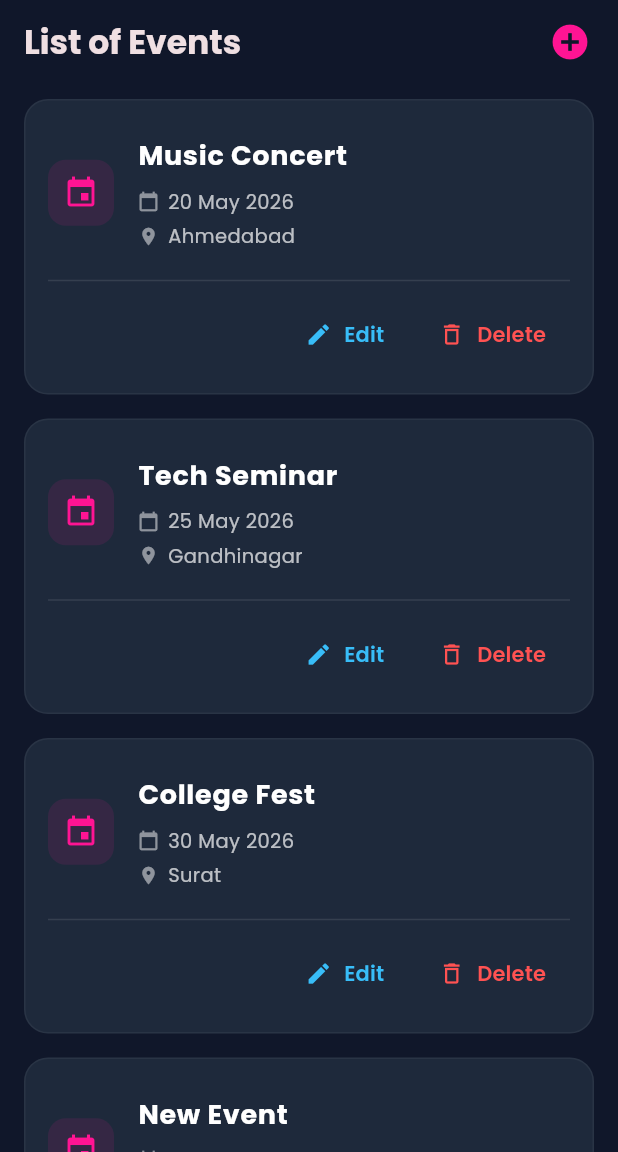
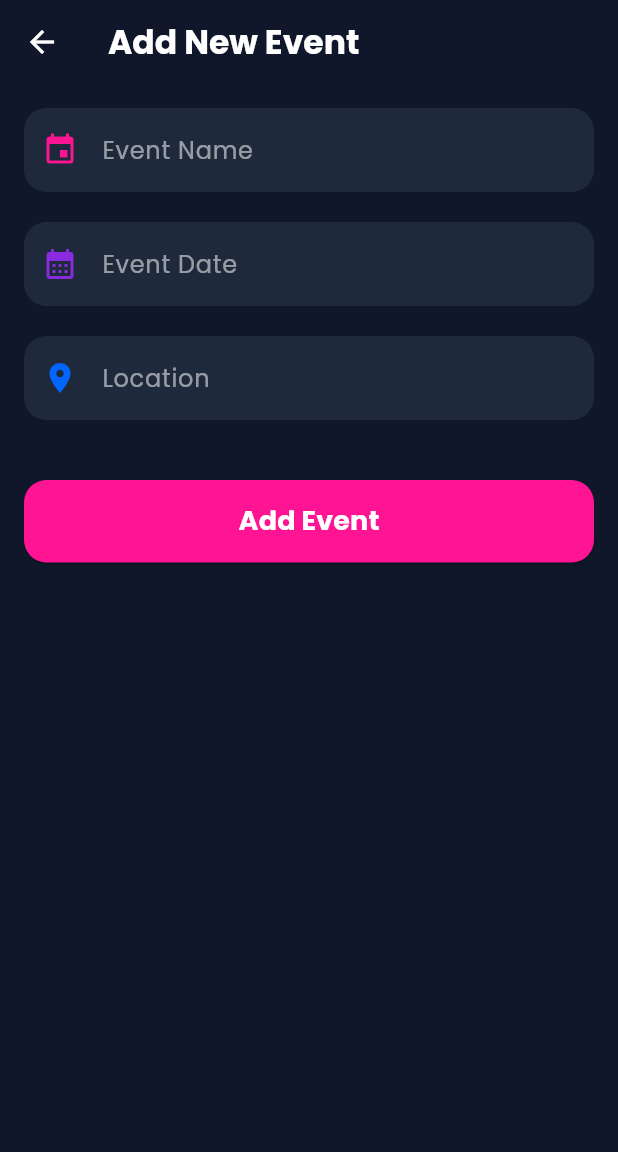
Before and after one commit to ahtisham-qureshi/flutter_event_management, a Flutter app: the screen it shows after launch, after a tap on the "add circle" icon, on a phone screen of 412 x 824 dp, the part 84-1236 px from its top. Run offline on Flutter 3.47's test engine with Material 3 defaults, Android fonts, the phone set to English and light mode, and no system bars; our stand-ins replace google_fonts.

Commit message:
AddEvent

```diff
--- a/lib/FragmentHolder.dart
+++ b/lib/FragmentHolder.dart
@@ -1,9 +1,10 @@
 import 'package:flutter/material.dart';
-import 'package:flutter_hostel_problem_resolution/Screen/Splash.dart';
+import 'Screen/Splash.dart';
 import 'package:google_fonts/google_fonts.dart';
 import 'Screen/Home.dart';
 import 'Screen/UpdateEvent.dart';
 import 'Screen/Event.dart';
+import 'Screen/AddEvent.dart';
 
 class FragmentHolder extends StatefulWidget {
   const FragmentHolder({super.key});
@@ -52,6 +53,10 @@ class _FragmentHolderState extends State<FragmentHolder> {
               );
               break;
 
+            case '/add':
+              builder = (BuildContext context) => AddEventScreen();
+              break;
+
             default:
               builder = (BuildContext context) =>
                   const Scaffold(body: Center(child: Text("Not Found!")));
--- /dev/null
+++ b/lib/Screen/AddEvent.dart
@@ -0,0 +1,190 @@
+import 'package:flutter/material.dart';
+import 'package:google_fonts/google_fonts.dart';
+import 'Event.dart'; // Make sure this path is correct based on your folder structure
+
+class AddEventScreen extends StatefulWidget {
+  const AddEventScreen({super.key});
+
+  @override
+  State<AddEventScreen> createState() => _AddEventScreenState();
+}
+
+class _AddEventScreenState extends State<AddEventScreen> {
+  // 1. Declare controllers securely
+  final TextEditingController _eventNameController = TextEditingController();
+  final TextEditingController _dateController = TextEditingController();
+  final TextEditingController _locationController = TextEditingController();
+
+  @override
+  void dispose() {
+    // 2. Prevent memory leaks!
+    _eventNameController.dispose();
+    _dateController.dispose();
+    _locationController.dispose();
+    super.dispose();
+  }
+
+  // 3. The Native Date Picker Function
+  Future<void> _selectDate(BuildContext context) async {
+    final DateTime? pickedDate = await showDatePicker(
+      context: context,
+      initialDate: DateTime.now(),
+      firstDate: DateTime.now(), // Prevents picking past dates
+      lastDate: DateTime(2030),
+      builder: (context, child) {
+        // Theme the calendar to match your brand
+        return Theme(
+          data: Theme.of(context).copyWith(
+            colorScheme: const ColorScheme.dark(
+              primary: Color(0xFFFF1493), // Neon Pink header
+              onPrimary: Colors.white,
+              surface: Color(0xFF1E293B), // Dark slate background
+            ),
+          ),
+          child: child!,
+        );
+      },
+    );
+
+    if (pickedDate != null) {
+      setState(() {
+        // Format: YYYY-MM-DD
+        _dateController.text =
+            "${pickedDate.year}-${pickedDate.month.toString().padLeft(2, '0')}-${pickedDate.day.toString().padLeft(2, '0')}";
+      });
+    }
+  }
+
+  // 4. Submit Function
+  void addEvent() {
+    // Prevent submitting if crucial fields are empty
+    if (_eventNameController.text.isEmpty || _dateController.text.isEmpty) {
+      // Pro-tip: You could show a SnackBar here telling the user to fill all fields!
+      return;
+    }
+
+    // Create the strongly-typed Event object
+    Event newEvent = Event(
+      title: _eventNameController.text,
+      date: _dateController.text,
+      location: _locationController.text,
+    );
+
+    // Pop the screen and pass the new event BACK to the Home screen
+    Navigator.pop(context, newEvent);
+  }
+
+  @override
+  Widget build(BuildContext context) {
+    return Scaffold(
+      backgroundColor: const Color(0xFF10172A), // Brand Dark Background
+
+      appBar: AppBar(
+        backgroundColor: Colors.transparent,
+        elevation: 0,
+        title: Text(
+          "Add New Event",
+          style: GoogleFonts.poppins(
+            color: Colors.white,
+            fontWeight: FontWeight.bold,
+          ),
+        ),
+        leading: IconButton(
+          onPressed: () => Navigator.pop(context),
+          icon: const Icon(Icons.arrow_back, color: Colors.white),
+        ),
+      ),
+
+      body: Padding(
+        padding: const EdgeInsets.all(16),
+        child: Column(
+          children: [
+            // Event Name Field
+            _buildTextField(
+              controller: _eventNameController,
+              hintText: "Event Name",
+              icon: Icons.event,
+              iconColor: const Color(0xFFFF1493), // Neon Pink
+            ),
+            const SizedBox(height: 20),
+
+            // Date Field (Uses the Date Picker!)
+            _buildTextField(
+              controller: _dateController,
+              hintText: "Event Date",
+              icon: Icons.calendar_month,
+              iconColor: const Color(0xFF8A2BE2), // Purple
+              readOnly: true, // Stops the keyboard from appearing
+              onTap: () => _selectDate(context), // Opens the calendar
+            ),
+            const SizedBox(height: 20),
+
+            // Location Field
+            _buildTextField(
+              controller: _locationController,
+              hintText: "Location",
+              icon: Icons.location_on,
+              iconColor: const Color(0xFF0066FF), // Blue
+            ),
+            const SizedBox(height: 40),
+
+            // Add Event Button
+            SizedBox(
+              width: double.infinity,
+              height: 55,
+              child: ElevatedButton(
+                style: ElevatedButton.styleFrom(
+                  backgroundColor: const Color(0xFFFF1493),
+                  shape: RoundedRectangleBorder(
+                    borderRadius: BorderRadius.circular(15),
+                  ),
+                ),
+                onPressed: addEvent,
+                child: Text(
+                  "Add Event",
+                  style: GoogleFonts.poppins(
+                    fontSize: 18,
+                    color: Colors.white,
+                    fontWeight: FontWeight.bold,
+                  ),
+                ),
+              ),
+            ),
+          ],
+        ),
+      ),
+    );
+  }
+
+  // 5. Clean Helper Method for TextFields
+  Widget _buildTextField({
+    required TextEditingController controller,
+    required String hintText,
+    required IconData icon,
+    required Color iconColor,
+    bool readOnly = false,
+    VoidCallback? onTap,
+  }) {
+    return TextField(
+      controller: controller,
+      readOnly: readOnly,
+      onTap: onTap,
+      style: GoogleFonts.poppins(color: Colors.white),
+      decoration: InputDecoration(
+        filled: true,
+        fillColor: const Color(0xFF1E293B), // Elevated card color
+        hintText: hintText,
+        hintStyle: GoogleFonts.poppins(color: Colors.white54),
+        prefixIcon: Icon(icon, color: iconColor),
+        border: OutlineInputBorder(
+          borderRadius: BorderRadius.circular(15),
+          borderSide: BorderSide.none,
+        ),
+        focusedBorder: OutlineInputBorder(
+          borderRadius: BorderRadius.circular(15),
+          borderSide: const BorderSide(color: Color(0xFFFF1493), width: 2),
+        ),
+      ),
+    );
+  }
+}
--- a/lib/Screen/Home.dart
+++ b/lib/Screen/Home.dart
@@ -14,12 +14,14 @@ class EventScreen extends StatefulWidget {
 class _EventScreenState extends State<EventScreen> {
   // Mock data representing events
 
-  void addEvent() {
-    setState(() {
-      widget.data.add(
-        Event(title: "New Event", date: "01 June 2026", location: "Rajkot"),
-      );
-    });
+  void addEvent() async {
+    final result = await Navigator.pushNamed(context, '/add');
+
+    if (result != null && result is Event) {
+      setState(() {
+        widget.data.add(result);
+      });
+    }
   }
 
   void editEvent(int index) async {
```
Also changed, not shown: lib/Screen/UpdateEvent.dart (+47 -2 lines).
